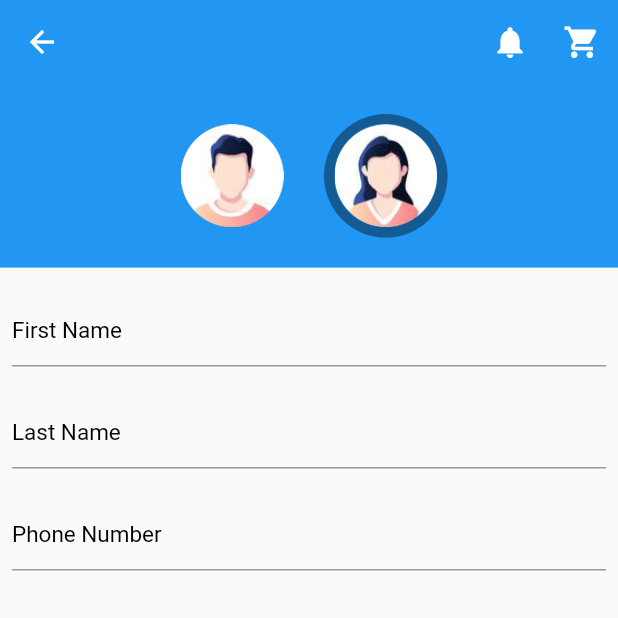
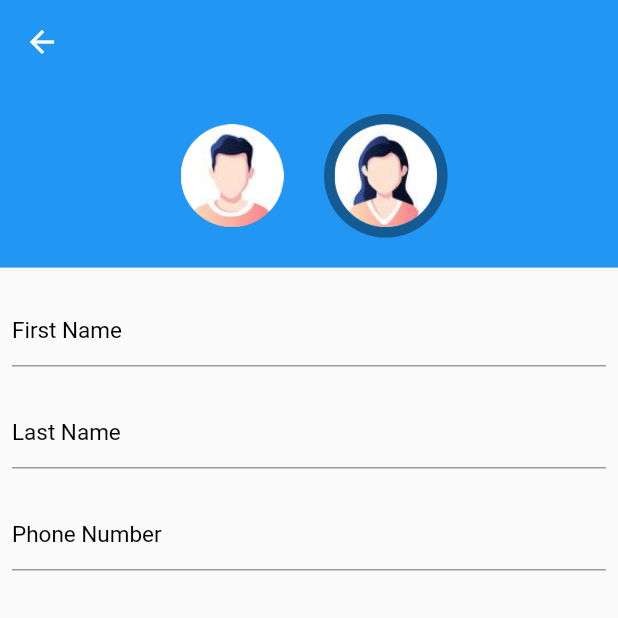
Before and after one commit to sauravshetty473/PharmacyApp, a Flutter app: the ProfilePage screen opened directly with empty values, after a tap on "Enter your Name", on a phone screen of 412 x 824 dp, the top half of it. Run offline on Flutter 3.47's test engine with Material 2 defaults, Android fonts, the phone set to English and light mode, and no system bars; our stand-ins replace cloud_firestore, firebase_auth, firebase_core, flutter_spinkit, fluttertoast; missing offline and left inert: razorpay_flutter; accounts and stored records are empty.

Commit message:
Almost dont, Urff

```diff
--- a/lib/home/profile/namephone.dart
+++ b/lib/home/profile/namephone.dart
@@ -1,15 +1,17 @@
 import 'package:flutter/material.dart';
+import 'package:fluttertoast/fluttertoast.dart';
 import 'package:provider/provider.dart';
 import 'package:shavishank/models/fillingclasses.dart';
 import 'package:shavishank/models/user.dart';
 import 'package:shavishank/services/database.dart';
+import 'package:shavishank/shared/loadingscreen.dart';
 import 'package:shavishank/shared/textformfield.dart';
 
 typedef void StringCallback(String id);
 
 class NamePhone extends StatefulWidget {
   NamePage newclass;
-  Function setprevious;
+  final ValueChanged<NamePage> setprevious;                 //Very important , something new , calling function of parent from child             // callback maybe?
   NamePhone({this.newclass,this.setprevious});
 
   @override
@@ -63,7 +65,6 @@ class _NamePhoneState extends State<NamePhone> {
           } else {
             _ismale = false;
           }
-          print(this._ismale);
         });
       },
     );
@@ -135,34 +136,12 @@ class _NamePhoneState extends State<NamePhone> {
 
 
 
+
+
     return Scaffold(
       appBar: AppBar(
         elevation: 0,
-        actions: [
-
-          IconButton(
-            iconSize: 25,
-            highlightColor: Colors.transparent,
-            splashColor: Colors.transparent,
-            padding: EdgeInsets.all(0),
-            icon: Icon(Icons.notifications),
-            onPressed: (){
-
-            },
-          ),
-          IconButton(
-            iconSize: 25,
-            highlightColor: Colors.transparent,
-            splashColor: Colors.transparent,
-            padding: EdgeInsets.all(0),
-            icon: Icon(Icons.shopping_cart),
-            onPressed: (){
-            },
-          )
-        ],
       ),
-
-
 
         body: SingleChildScrollView(
           child: Column(
@@ -253,10 +232,14 @@ class _NamePhoneState extends State<NamePhone> {
                         ),
                       ),
                       onPressed: () async{
+                        Navigator.push(context, MaterialPageRoute(
+                            builder: (context) => Loading()));
                         await savedata();
                         widget.newclass.ismale = this._ismale;
                         Navigator.pop(context);
                         widget.setprevious(widget.newclass);
+                        Navigator.pop(context);
+                        Fluttertoast.showToast(msg: "Profile updated successfully");
                       },
                     ),
                   ],
--- a/lib/home/profile/profile.dart
+++ b/lib/home/profile/profile.dart
@@ -11,7 +11,7 @@ import 'package:shavishank/services/database.dart';
 
 class ProfilePage extends StatefulWidget {
   NamePage newpage;
-  Function setpre;
+  final ValueChanged<NamePage> setpre;                  //////////////////////////////////important
   ProfilePage({this.newpage,this.setpre});
 
   @override
@@ -22,16 +22,20 @@ class _ProfilePageState extends State<ProfilePage> {
  String name;
  String phonenumber;
 
-  void setsta(NamePage namepage){
-    this.setState(() {
+  void setsta(NamePage namepage) async{
       widget.newpage = namepage;
-      widget.setpre(namepage);
+      if(widget.setpre!=null){
+        widget.setpre(namepage);
+      }
+    await Future.delayed(Duration(seconds: 1));
+    setState(() {
     });
   }
   bool _ismale;
 
 
  Widget rowModifier(bool ismale){
+   print(ismale);
    return ismale==null?Row(
      mainAxisAlignment: MainAxisAlignment.center,
      crossAxisAlignment: CrossAxisAlignment.center,
@@ -47,16 +51,8 @@ class _ProfilePageState extends State<ProfilePage> {
        ),
        Gender(male: false,imageURL:"assets/images/female.png"),
      ],
-   ):Row(
-     mainAxisAlignment: MainAxisAlignment.center,
-     crossAxisAlignment: CrossAxisAlignment.center,
-
-     children: [
-       ismale==true?Gender(male: true,imageURL:"assets/images/male.png"):Gender(male: false,imageURL:"assets/images/female.png"),
-     ],
-   );
+   ):modifiedGender(ismale);
  }
-
 
 
   Widget Gender({bool male, String imageURL}){
@@ -77,18 +73,28 @@ class _ProfilePageState extends State<ProfilePage> {
           ),
         ],
       ),
-      onPressed: (){
-        setState(() {
-          if (male) {
-            _ismale = true;
-            //firebase.set
-          } else {
-            _ismale = false;
-          }
-        });
-      },
     );
   }
+
+ Widget modifiedGender(bool male){
+   return Stack(
+     alignment: Alignment.center,
+     children: [
+       CircleAvatar(
+         radius: MediaQuery.of(context).size.width/10,
+         backgroundColor: Colors.black.withAlpha(100),
+       ),
+       CircleAvatar(
+         radius: MediaQuery.of(context).size.width/12,
+         child: Image(
+           image: male?AssetImage("assets/images/male.png"):AssetImage("assets/images/female.png"),
+         ),
+       ),
+     ],
+   );
+ }
+
+
 
   Widget ProfileCards({String title , String subtitle ,String butName , Widget widget}){
     return Card(
@@ -145,36 +151,15 @@ class _ProfilePageState extends State<ProfilePage> {
 
 
 
+
+
+
+
     return Scaffold(
       backgroundColor: Colors.grey[200],
 
       appBar: AppBar(title: Text("My Account"),
         elevation: 0.0,
-
-        actions: [
-
-          IconButton(
-            iconSize: 25,
-            highlightColor: Colors.transparent,
-            splashColor: Colors.transparent,
-            padding: EdgeInsets.all(0),
-            icon: Icon(Icons.notifications),
-            onPressed: (){
-              Navigator.push(context, MaterialPageRoute(
-                builder: (context) => NamePhone(),
-              ));
-            },
-          ),
-          IconButton(
-            iconSize: 25,
-            highlightColor: Colors.transparent,
-            splashColor: Colors.transparent,
-            padding: EdgeInsets.all(0),
-            icon: Icon(Icons.shopping_cart),
-            onPressed: (){
-            },
-          )
-        ],
       ),
 
       body: SingleChildScrollView(
--- a/lib/home/search/searchcards.dart
+++ b/lib/home/search/searchcards.dart
@@ -69,7 +69,7 @@ class SearchPacks extends StatelessWidget {
           SingleChildScrollView(
             scrollDirection: Axis.horizontal,
             child: Row(
-             children: list!=null?list.docs.map((e) => MainProductCard(Product(e))).toList():[MainProductLoading(),MainProductLoading(),MainProductLoading(),MainProductLoading(),MainProductLoading(),],
+             children: list!=null?list.docs.map((e) => MainProductCard(Product(e: e))).toList():[MainProductLoading(),MainProductLoading(),MainProductLoading(),MainProductLoading(),MainProductLoading(),],
             ),
           )
         ],
--- a/lib/services/database.dart
+++ b/lib/services/database.dart
@@ -29,7 +29,8 @@ class Product{                       //this is my own class // i will store the
  String id;
  QueryDocumentSnapshot e;
 
- Product(this.e){
+ Product({this.e , this.name , this.description , this.imageUrl , this.subinfo  , this.price , this.myprice , this.quantity ,this.id}){
+  if(this.e!=null){
    name = e.get("name");
    description = e.get("description");
    imageUrl = e.get("imageurl");
@@ -40,3 +41,4 @@ class Product{                       //this is my own class // i will store the
    id = e.id;
   }
  }
+}
```
Also changed, not shown: lib/home/appdrawer.dart (+14 -17 lines), lib/home/home.dart (+6 -7 lines), lib/home/productrelated/cart.dart (+6 -4 lines), lib/home/productrelated/cartanon.dart (deleted, +0 -79 lines), lib/home/productrelated/cartshell.dart (added, +78 -0 lines), lib/home/productrelated/productcards.dart (+10 -14 lines), lib/home/productrelated/productpage.dart (+44 -2 lines), lib/home/profile/profileshell.dart (added, +64 -0 lines), lib/home/profile/separateanonymous.dart (deleted, +0 -59 lines), lib/home/search/searchmedmain.dart (+110 -28 lines), lib/services/Payments/payment.dart (+5 -4 lines). Lines whose indentation alone changed are shown as unchanged.
